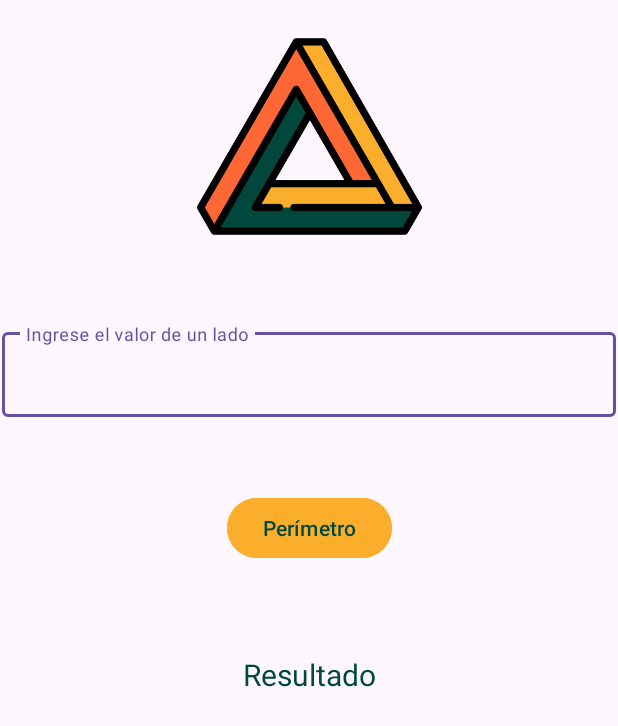
After one commit to Equipo-uno-Practica-tres/GeoShapeCal, an Android app: the TrianglePerimeterActivity screen opened directly, with no data from a screen before it, on a phone screen of 412 x 824 dp. The commit adds this screen. Shown: the top 726 px of the screen. Run offline under Robolectric (Android 15) with nearby library versions, the phone set to English and light mode, and no system bars.

Commit message:
Soy la última.

```diff
--- a/app/build.gradle.kts
+++ b/app/build.gradle.kts
@@ -34,7 +34,7 @@ android {
         jvmTarget = "1.8"
     }
     buildFeatures{
-        viewBinding=true
+        viewBinding = true
     }
 }
 
--- a/app/src/main/AndroidManifest.xml
+++ b/app/src/main/AndroidManifest.xml
@@ -13,6 +13,9 @@
         android:theme="@style/Theme.GeoShapeCal"
         tools:targetApi="31">
         <activity
+            android:name=".TrianglePerimeterActivity"
+            android:exported="false" />
+        <activity
             android:name=".PerimeterSquareActivity"
             android:exported="false" />
         <activity
--- a/app/src/main/java/com/simonllano/geoshapecal/MainActivity.kt
+++ b/app/src/main/java/com/simonllano/geoshapecal/MainActivity.kt
@@ -13,7 +13,6 @@ class MainActivity : AppCompatActivity() {
 
     private lateinit var geoshapecalBinding: ActivityMainBinding
 
-    private lateinit var mainViewModel: MainViewModel
 
     override fun onCreate(savedInstanceState: Bundle?) {
         super.onCreate(savedInstanceState)
@@ -21,15 +20,19 @@ class MainActivity : AppCompatActivity() {
         val view = geoshapecalBinding.root
         setContentView(view)
 
-        mainViewModel= ViewModelProvider(this)[MainViewModel::class.java]
 
-        geoshapecalBinding.circlePerimeterButton.setOnClickListener {//Aca se envia la orden para abrir la actividad
+        geoshapecalBinding.cuadroPerimeterButton.setOnClickListener {//Aca se envia la orden para abrir la actividad
                     val intent = Intent(this,PerimeterSquareActivity::class.java) //donde se encontrara el perimetro del cuadrado
                     startActivity(intent)
         }
 
+        geoshapecalBinding.trianglePerimeterButton.setOnClickListener {//Aca se envia la orden para abrir la actividad
+            val intent = Intent(this,TrianglePerimeterActivity::class.java) //donde se encontrara el perimetro del cuadrado
+            startActivity(intent)
+        }
+
         //val resultadoObserver = Observer<String> {resultado->  //Se crea el objeto observer
-          //  perimeterSquareBinding.resultTextView.setText(resultado.toString())} //muestra el resultado del perimetro
+            //perimeterSquareBinding.resultTextView.setText(resultado.toString())} //muestra el resultado del perimetro
 
            // mainViewModel.resultado.observe(this, resultadoObserver) //Se conecta el view model con el observer
     }
--- a/app/src/main/java/com/simonllano/geoshapecal/MainViewModel.kt
+++ /dev/null
@@ -1,13 +0,0 @@
-package com.simonllano.geoshapecal
-
-import android.util.Log
-import androidx.lifecycle.MutableLiveData
-import androidx.lifecycle.ViewModel //Libreria del view model
-
-class MainViewModel: ViewModel() { //herencia del viewmdodel
-
-    val resultado: MutableLiveData<String> by lazy{ //Live data
-        MutableLiveData<String>()
-    }
-
-}
--- /dev/null
+++ b/app/src/main/java/com/simonllano/geoshapecal/TrianglePerimeterActivity.kt
@@ -0,0 +1,32 @@
+package com.simonllano.geoshapecal
+
+import androidx.appcompat.app.AppCompatActivity
+import android.os.Bundle
+import androidx.lifecycle.Observer
+import androidx.lifecycle.ViewModelProvider
+import com.simonllano.geoshapecal.databinding.ActivityTrianglePerimeterBinding
+
+class TrianglePerimeterActivity : AppCompatActivity() {
+    private lateinit var binding: ActivityTrianglePerimeterBinding
+    private lateinit var viewModel: TriangleViewModel
+
+    override fun onCreate(savedInstanceState: Bundle?) {
+        super.onCreate(savedInstanceState)
+        binding = ActivityTrianglePerimeterBinding.inflate(layoutInflater)
+        setContentView(binding.root)
+
+        viewModel = ViewModelProvider(this)[TriangleViewModel::class.java]
+
+        binding.trianglePeriButton.setOnClickListener {
+            val sideLength = binding.valorInputEditText.text.toString().toDoubleOrNull()
+            sideLength?.let { viewModel.calculatePerimeter(it) }
+        }
+
+        val perimeterObserver = Observer<Double> { perimeter ->
+            binding.resultadoTextView.text = perimeter.toString()
+        }
+
+        viewModel.perimeter.observe(this, perimeterObserver)
+
+    }
+}
--- /dev/null
+++ b/app/src/main/java/com/simonllano/geoshapecal/TriangleViewModel.kt
@@ -0,0 +1,23 @@
+package com.simonllano.geoshapecal
+
+import androidx.lifecycle.LiveData
+import androidx.lifecycle.MutableLiveData
+import androidx.lifecycle.ViewModel
+
+class TriangleViewModel : ViewModel() {
+
+    private val _perimeter = MutableLiveData<Double>()
+    val perimeter: LiveData<Double> get() = _perimeter
+
+    private val _errorMsg = MutableLiveData<String>()
+    val errorMsg: LiveData<String> get() = _errorMsg
+
+    fun calculatePerimeter(sideLength: Double) {
+        if (sideLength > 0) {
+            val perimeterValue = sideLength * 3
+            _perimeter.value = perimeterValue
+        } else {
+            _errorMsg.value = "El lado debe ser mayor que cero"
+        }
+    }
+}
--- /dev/null
+++ b/app/src/main/res/layout/activity_triangle_perimeter.xml
@@ -0,0 +1,72 @@
+<?xml version="1.0" encoding="utf-8"?>
+<androidx.constraintlayout.widget.ConstraintLayout xmlns:android="http://schemas.android.com/apk/res/android"
+    xmlns:app="http://schemas.android.com/apk/res-auto"
+    xmlns:tools="http://schemas.android.com/tools"
+    android:layout_width="match_parent"
+    android:layout_height="match_parent"
+    tools:context=".TrianglePerimeterActivity">
+
+    <ImageView
+        android:id="@+id/triangle_image_view"
+        android:layout_width="150dp"
+        android:layout_height="150dp"
+        android:layout_marginStart="100dp"
+        android:layout_marginTop="16dp"
+        android:layout_marginEnd="100dp"
+        android:src="@drawable/triangular"
+        app:layout_constraintEnd_toEndOf="parent"
+        app:layout_constraintStart_toStartOf="parent"
+        app:layout_constraintTop_toTopOf="parent" />
+
+    <com.google.android.material.textfield.TextInputLayout
+        android:id="@+id/valor_input_layout"
+        android:layout_width="409dp"
+        android:layout_height="wrap_content"
+        android:layout_marginStart="32dp"
+        android:layout_marginTop="50dp"
+        android:layout_marginEnd="32dp"
+        app:layout_constraintEnd_toEndOf="parent"
+        app:layout_constraintStart_toStartOf="parent"
+        app:layout_constraintTop_toBottomOf="@+id/triangle_image_view">
+
+        <com.google.android.material.textfield.TextInputEditText
+            android:id="@+id/valor_input_edit_text"
+            android:layout_width="match_parent"
+            android:layout_height="wrap_content"
+            android:hint="@string/triangle_text"
+            android:inputType="number|numberDecimal|numberSigned"
+            android:textColor="@color/headline_color"
+            android:textColorHighlight="@color/headline_color"
+            android:textColorHint="@color/headline_color"
+            android:textColorLink="@color/headline_color" />
+    </com.google.android.material.textfield.TextInputLayout>
+
+    <Button
+        android:id="@+id/triangle_peri_button"
+        android:layout_width="wrap_content"
+        android:layout_height="wrap_content"
+        android:layout_marginStart="160dp"
+        android:layout_marginTop="50dp"
+        android:layout_marginEnd="160dp"
+        android:backgroundTint="@color/yellow_button"
+        android:text="@string/button_text_content"
+        android:textColor="@color/button_text_color"
+        app:layout_constraintEnd_toEndOf="parent"
+        app:layout_constraintStart_toStartOf="parent"
+        app:layout_constraintTop_toBottomOf="@+id/valor_input_layout" />
+
+    <TextView
+        android:id="@+id/resultado_text_view"
+        android:layout_width="wrap_content"
+        android:layout_height="wrap_content"
+        android:layout_marginStart="150dp"
+        android:layout_marginTop="60dp"
+        android:layout_marginEnd="150dp"
+        android:text="@string/result_perimeter_triangle"
+        android:textColor="@color/headline_color"
+        android:textSize="20sp"
+        app:layout_constraintEnd_toEndOf="parent"
+        app:layout_constraintStart_toStartOf="parent"
+        app:layout_constraintTop_toBottomOf="@+id/triangle_peri_button" />
+
+</androidx.constraintlayout.widget.ConstraintLayout>
--- a/app/src/main/res/values-night/strings.xml
+++ b/app/src/main/res/values-night/strings.xml
@@ -9,4 +9,7 @@
     <string name="side_cuadro">"Ingrese el valor un lado "</string>
     <string name="result_cuadro_perimeter">Perimetro</string>
     <string name="Result_perimeter_cuadro">Resultado</string>
+    <string name="triangle_text">Ingrese el valor de un lado</string>
+    <string name="button_text_content">Perímetro</string>
+    <string name="result_perimeter_triangle">Resultado</string>
 </resources>
--- a/app/src/main/res/values/strings.xml
+++ b/app/src/main/res/values/strings.xml
@@ -9,4 +9,7 @@
     <string name="side_cuadro">"Ingrese el valor de un lado "</string>
     <string name="result_cuadro_perimeter">Perimetro</string>
     <string name="Result_perimeter_cuadro">Resultado</string>
+    <string name="triangle_text">Ingrese el valor de un lado</string>
+    <string name="button_text_content">Perímetro</string>
+    <string name="result_perimeter_triangle">Resultado</string>
 </resources>
```
